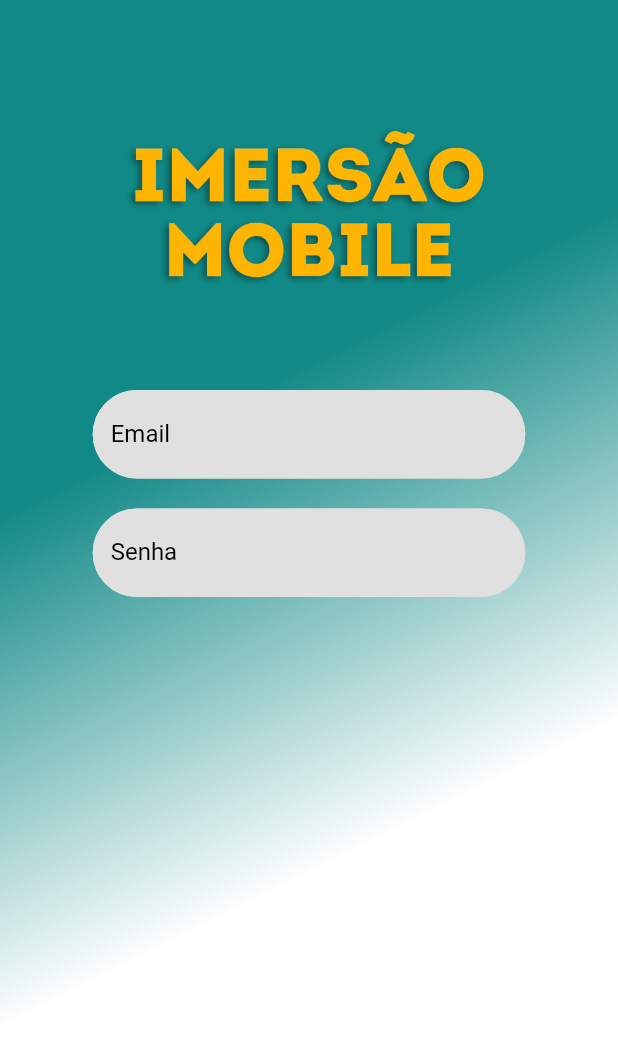
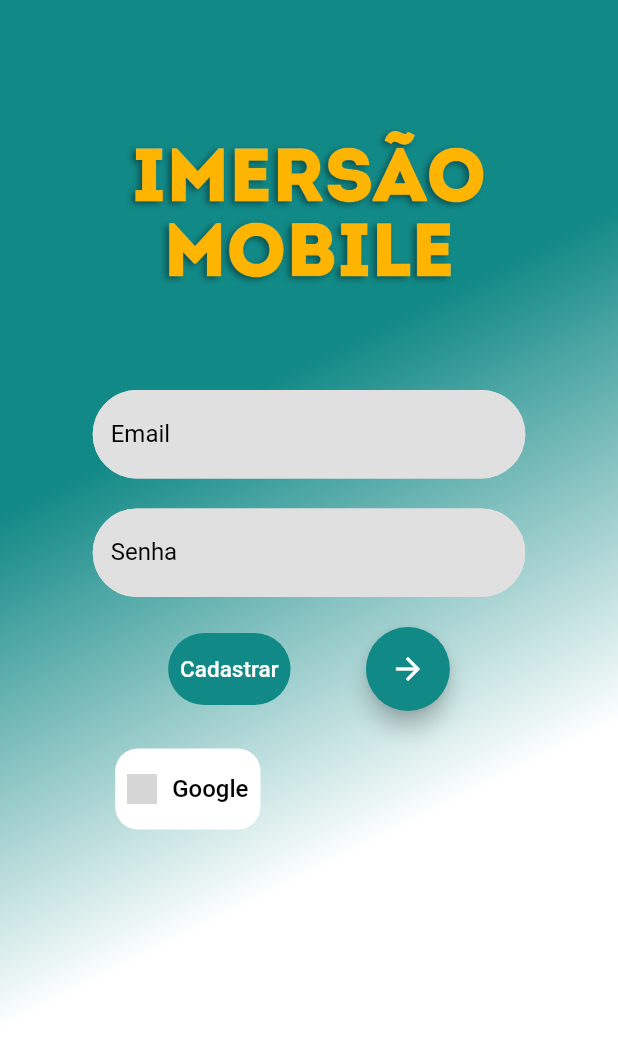
Before and after one commit to gontijol/Aula2_ImersaoMobile, a Flutter app: the screen it shows after launch, on a phone screen of 412 x 824 dp. Shown: the top 1042 px of the screen. Run offline on Flutter 3.47's test engine with Material 2 defaults, Android fonts, the phone set to English and light mode, and no system bars; our stand-ins replace get; network calls fail; grey boxes are pictures that could not be loaded.

Commit message:
Ultima Atualização

```diff
--- a/lib/modules/login_page/page.dart
+++ b/lib/modules/login_page/page.dart
@@ -1,6 +1,7 @@
 import 'package:flutter/material.dart';
 import 'package:get/get.dart';
 import 'package:mobile_day/app/core/colors.dart';
+import 'package:mobile_day/modules/login_page/widgets/loginGoogle.dart';
 
 class LoginPage extends GetView {
   const LoginPage({Key? key}) : super(key: key);
@@ -80,6 +81,42 @@ class LoginPage extends GetView {
                           labelStyle: const TextStyle(color: Colors.black),
                         ),
                       ),
+                      const SizedBox(height: 20),
+                      Row(
+                        mainAxisAlignment: MainAxisAlignment.spaceEvenly,
+                        children: [
+                          Container(
+                            decoration: BoxDecoration(
+                              color: light_blue,
+                              borderRadius: BorderRadius.circular(50),
+                            ),
+                            child: TextButton(
+                              onPressed: () {},
+                              child: const Text('Cadastrar',
+                                  style: TextStyle(
+                                    // backgroundColor: light_blue,
+                                    color: Colors.white,
+                                    fontSize: 15,
+                                  )),
+                            ),
+                          ),
+                          FloatingActionButton(
+                            onPressed: () {},
+                            backgroundColor: light_blue,
+                            child: const Icon(Icons.arrow_forward),
+                          )
+                        ],
+                      ),
+                      const SizedBox(
+                        height: 10,
+                      ),
+                      Row(
+                        children: [
+                          GoogleBtn1(
+                            onPressed: () {},
+                          ),
+                        ],
+                      ),
                     ],
                   ),
                 ),
--- /dev/null
+++ b/lib/modules/login_page/widgets/loginGoogle.dart
@@ -0,0 +1,40 @@
+import 'package:flutter/material.dart';
+
+class GoogleBtn1 extends StatelessWidget {
+  final Function() onPressed;
+  const GoogleBtn1({
+    required this.onPressed,
+    Key? key,
+  }) : super(key: key);
+
+  @override
+  Widget build(BuildContext context) {
+    return Container(
+        height: 54,
+        margin: const EdgeInsets.all(15),
+        decoration: BoxDecoration(
+          borderRadius: BorderRadius.circular(15),
+          color: Colors.white,
+        ),
+        child: TextButton(
+          style: ButtonStyle(
+              shape: MaterialStateProperty.all(RoundedRectangleBorder(
+                  borderRadius: BorderRadius.circular(15)))),
+          onPressed: onPressed,
+          child: Row(
+            mainAxisAlignment: MainAxisAlignment.center,
+            children: [
+              Image.network(
+                "https://firebasestorage.googleapis.com/v0/b/flutterbricks-public.appspot.com/o/crypto%2Fsearch%20(2).png?alt=media&token=24a918f7-3564-4290-b7e4-08ff54b3c94c",
+                width: 20,
+              ),
+              const SizedBox(
+                width: 10,
+              ),
+              const Text("Google",
+                  style: TextStyle(color: Colors.black, fontSize: 16)),
+            ],
+          ),
+        ));
+  }
+}
```
